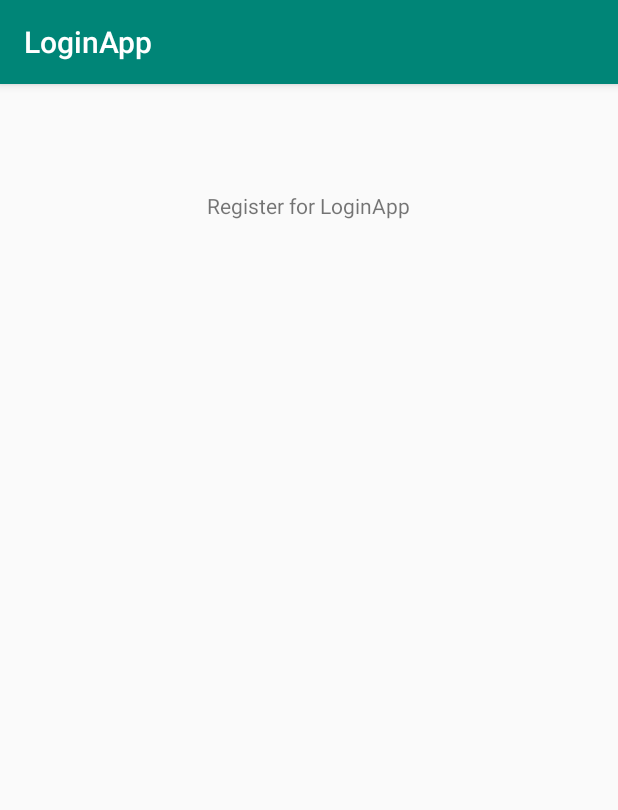
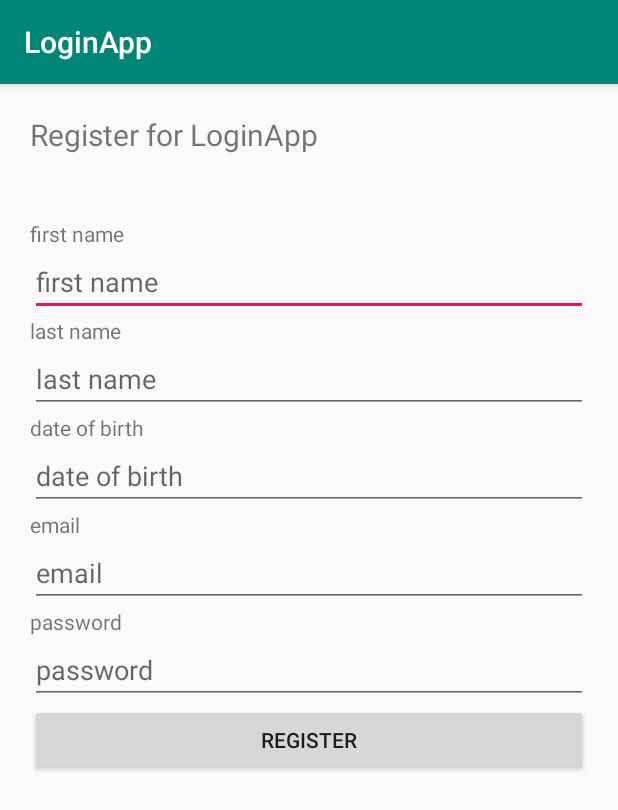
Before and after one commit to serenagibbons/login-app, an Android app: the RegistrationActivity screen opened directly, with no data from a screen before it, on a phone screen of 412 x 824 dp. Shown: the top 810 px of the screen. Run offline under Robolectric (Android 15) with nearby library versions, the phone set to English and light mode, and no system bars.

Commit message:
Basic registration page design

```diff
--- a/app/src/main/java/com/example/loginapp/RegistrationActivity.java
+++ b/app/src/main/java/com/example/loginapp/RegistrationActivity.java
@@ -3,6 +3,7 @@ package com.example.loginapp;
 import androidx.appcompat.app.AppCompatActivity;
 
 import android.os.Bundle;
+import android.view.View;
 
 public class RegistrationActivity extends AppCompatActivity {
 
@@ -11,4 +12,8 @@ public class RegistrationActivity extends AppCompatActivity {
         super.onCreate(savedInstanceState);
         setContentView(R.layout.activity_registration);
     }
+
+    public void registerUser(View view) {
+
+    }
 }
--- a/app/src/main/res/layout/activity_registration.xml
+++ b/app/src/main/res/layout/activity_registration.xml
@@ -1,21 +1,137 @@
 <?xml version="1.0" encoding="utf-8"?>
-<androidx.constraintlayout.widget.ConstraintLayout xmlns:android="http://schemas.android.com/apk/res/android"
+<LinearLayout
+    xmlns:android="http://schemas.android.com/apk/res/android"
     xmlns:app="http://schemas.android.com/apk/res-auto"
     xmlns:tools="http://schemas.android.com/tools"
     android:layout_width="match_parent"
     android:layout_height="match_parent"
+    android:orientation="vertical"
+    android:padding="20dp"
     tools:context=".RegistrationActivity">
 
     <!-- Registration label -->
     <TextView
         android:id="@+id/textReg"
-        android:layout_width="wrap_content"
-        android:layout_height="wrap_content"
+        android:layout_width="match_parent"
+        android:layout_height="70dp"
         android:text="@string/label_reg"
+        android:textSize="20sp"
         app:layout_constraintBottom_toBottomOf="parent"
         app:layout_constraintEnd_toEndOf="parent"
         app:layout_constraintHorizontal_bias="0.498"
         app:layout_constraintStart_toStartOf="parent"
         app:layout_constraintTop_toTopOf="parent"
         app:layout_constraintVertical_bias="0.095" />
-</androidx.constraintlayout.widget.ConstraintLayout>
+
+    <TextView
+        android:id="@+id/fNameLabel"
+        android:layout_width="match_parent"
+        android:layout_height="wrap_content"
+        android:text="@string/edt_fName" />
+
+    <EditText
+        android:id="@+id/edtFName"
+        android:layout_width="match_parent"
+        android:layout_height="wrap_content"
+        android:hint="@string/edt_fName"
+        android:importantForAutofill="no"
+        android:inputType="textPersonName"
+        app:layout_constraintBottom_toBottomOf="parent"
+        app:layout_constraintEnd_toEndOf="parent"
+        app:layout_constraintHorizontal_bias="0.476"
+        app:layout_constraintStart_toStartOf="parent"
+        app:layout_constraintTop_toBottomOf="@+id/textReg"
+        app:layout_constraintVertical_bias="0.118" />
+
+    <TextView
+        android:id="@+id/lNameLabel"
+        android:layout_width="match_parent"
+        android:layout_height="wrap_content"
+        android:text="@string/edt_lName" />
+
+    <EditText
+        android:id="@+id/edtLName"
+        android:layout_width="match_parent"
+        android:layout_height="wrap_content"
+        android:hint="@string/edt_lName"
+        android:importantForAutofill="no"
+        android:inputType="textPersonName"
+        app:layout_constraintBottom_toBottomOf="parent"
+        app:layout_constraintEnd_toEndOf="parent"
+        app:layout_constraintHorizontal_bias="0.472"
+        app:layout_constraintStart_toStartOf="parent"
+        app:layout_constraintTop_toBottomOf="@id/edtFName"
+        app:layout_constraintVertical_bias="0.022" />
+
+    <TextView
+        android:id="@+id/DOBLabel"
+        android:layout_width="match_parent"
+        android:layout_height="wrap_content"
+        android:text="@string/edt_DOB" />
+
+    <EditText
+        android:id="@+id/edtDOB"
+        android:layout_width="match_parent"
+        android:layout_height="wrap_content"
+        android:hint="@string/edt_DOB"
+        android:importantForAutofill="no"
+        android:inputType="date"
+        app:layout_constraintBottom_toBottomOf="parent"
+        app:layout_constraintEnd_toEndOf="parent"
+        app:layout_constraintHorizontal_bias="0.469"
+        app:layout_constraintStart_toStartOf="parent"
+        app:layout_constraintTop_toBottomOf="@id/edtLName"
+        app:layout_constraintVertical_bias="0.023" />
+
+    <TextView
+        android:id="@+id/emailLabel"
+        android:layout_width="match_parent"
+        android:layout_height="wrap_content"
+        android:text="@string/edt_Email" />
+
+    <EditText
+        android:id="@+id/edtEmail"
+        android:layout_width="match_parent"
+        android:layout_height="wrap_content"
+        android:hint="@string/edt_Email"
+        android:importantForAutofill="no"
+        android:inputType="textEmailAddress"
+        app:layout_constraintBottom_toBottomOf="parent"
+        app:layout_constraintEnd_toEndOf="parent"
+        app:layout_constraintHorizontal_bias="0.475"
+        app:layout_constraintStart_toStartOf="parent"
+        app:layout_constraintTop_toBottomOf="@id/edtDOB"
+        app:layout_constraintVertical_bias="0.026" />
+
+    <TextView
+        android:id="@+id/passwordLabel"
+        android:layout_width="match_parent"
+        android:layout_height="wrap_content"
+        android:text="@string/edt_Password" />
+
+    <EditText
+        android:id="@+id/edtPassword"
+        android:layout_width="match_parent"
+        android:layout_height="wrap_content"
+        android:hint="@string/edt_Password"
+        android:importantForAutofill="no"
+        android:inputType="textPassword"
+        app:layout_constraintBottom_toBottomOf="parent"
+        app:layout_constraintEnd_toEndOf="parent"
+        app:layout_constraintHorizontal_bias="0.48"
+        app:layout_constraintStart_toStartOf="parent"
+        app:layout_constraintTop_toBottomOf="@id/edtEmail"
+        app:layout_constraintVertical_bias="0.028" />
+
+    <Button
+        android:id="@+id/buttonRegister"
+        android:layout_width="match_parent"
+        android:layout_height="wrap_content"
+        android:text="@string/btn_reg"
+        app:layout_constraintBottom_toBottomOf="parent"
+        app:layout_constraintEnd_toEndOf="parent"
+        app:layout_constraintStart_toStartOf="parent"
+        app:layout_constraintTop_toBottomOf="@+id/edtPassword"
+        android:onClick="registerUser"/>
+
+</LinearLayout>
--- a/app/src/main/res/values/strings.xml
+++ b/app/src/main/res/values/strings.xml
@@ -6,5 +6,13 @@
     <string name="btn_login">Log in</string>
     <string name="label_login">Log in to LoginApp</string>
     <string name="label_reg">Register for LoginApp</string>
+    <string name="edt_fName">first name</string>
+    <string name="edt_lName">last name</string>
+    <string name="edt_DOB">date of birth</string>
+    <string name="edt_Email">email</string>
+    <string name="edt_Password">password</string>
+
+
+
 
 </resources>
```
